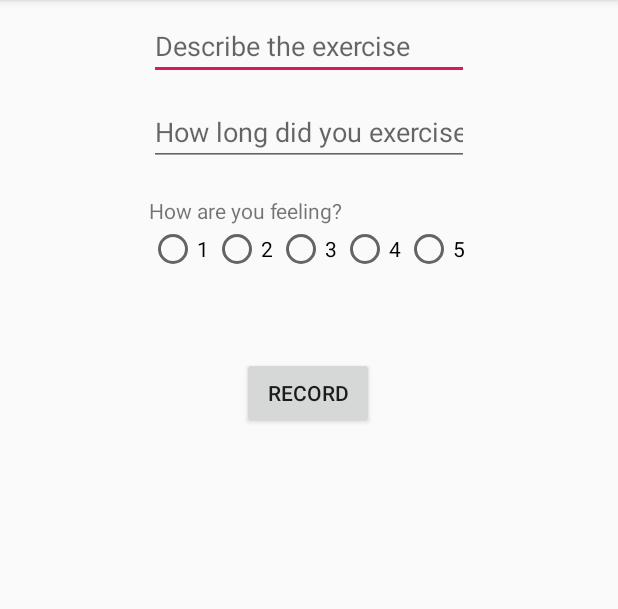
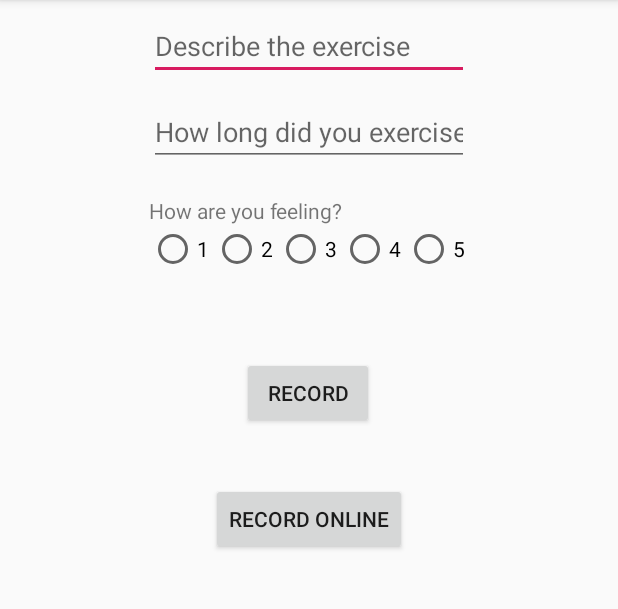
Before and after one commit to MichaelJahns/Health-Tracker, an Android app: the screen it shows after launch (diaryActivity), after a tap on "RECORD", on a phone screen of 412 x 824 dp, the part 84-693 px from its top. Run offline under Robolectric (Android 15) with nearby library versions, the phone set to English and light mode, and no system bars; our stand-ins replace Room's generated code.

```diff
--- a/app/build.gradle
+++ b/app/build.gradle
@@ -34,4 +34,8 @@ dependencies {
     testImplementation 'junit:junit:4.12'
     androidTestImplementation 'androidx.test:runner:1.1.1'
     androidTestImplementation 'androidx.test.espresso:espresso-core:3.1.1'
+
+    //RetrofitFactory
+    implementation 'com.squareup.retrofit2:retrofit:2.5.0'
+    implementation 'com.squareup.retrofit2:converter-gson:2.5.0'
 }
--- a/app/src/main/AndroidManifest.xml
+++ b/app/src/main/AndroidManifest.xml
@@ -3,6 +3,7 @@
     package="com.example.healthtracker">
 
     <uses-permission android:name="android.permission.RECORD_AUDIO" />
+    <uses-permission android:name="android.permission.INTERNET" />
 
     <application
         android:allowBackup="true"
@@ -10,7 +11,8 @@
         android:label="@string/app_name"
         android:roundIcon="@mipmap/ic_launcher_round"
         android:supportsRtl="true"
-        android:theme="@style/AppTheme">
+        android:theme="@style/AppTheme"
+        android:usesCleartextTraffic="true">
         <activity android:name=".preferencesActivity"></activity>
         <activity android:name=".streamEntryActivity" />
         <activity android:name=".carouselActivity" />
--- a/app/src/main/java/com/example/healthtracker/EntryDatabase.java
+++ b/app/src/main/java/com/example/healthtracker/EntryDatabase.java
@@ -3,6 +3,9 @@ package com.example.healthtracker;
 import androidx.room.Database;
 import androidx.room.RoomDatabase;
 
+import com.example.healthtracker.backend.Entry;
+import com.example.healthtracker.backend.EntryDAO;
+
 @Database(entities = {Entry.class}, version = 1)
 public abstract class EntryDatabase extends RoomDatabase {
     public abstract EntryDAO entryDAO();
--- a/app/src/main/java/com/example/healthtracker/EntryLayoutAdapter.java
+++ b/app/src/main/java/com/example/healthtracker/EntryLayoutAdapter.java
@@ -7,6 +7,8 @@ import android.widget.TextView;
 
 import androidx.annotation.NonNull;
 import androidx.recyclerview.widget.RecyclerView;
+
+import com.example.healthtracker.backend.Entry;
 
 import java.util.List;
 
--- /dev/null
+++ b/app/src/main/java/com/example/healthtracker/backend/APIUtilities.java
@@ -0,0 +1,11 @@
+package com.example.healthtracker.backend;
+
+public class APIUtilities {
+    private APIUtilities(){}
+
+    public static final String BASE_URL = "http://10.0.2.2:8080/";
+
+    public static EntryService getEntryService(){
+        return RetrofitFactory.getRetrofit(BASE_URL).create(EntryService.class);
+    }
+}
--- a/app/src/main/java/com/example/healthtracker/Entry.java
+++ b/app/src/main/java/com/example/healthtracker/backend/Entry.java
@@ -1,4 +1,4 @@
-package com.example.healthtracker;
+package com.example.healthtracker.backend;
 
 import androidx.room.Entity;
 import androidx.room.Ignore;
--- a/app/src/main/java/com/example/healthtracker/EntryDAO.java
+++ b/app/src/main/java/com/example/healthtracker/backend/EntryDAO.java
@@ -1,11 +1,12 @@
-package com.example.healthtracker;
+package com.example.healthtracker.backend;
 
 import androidx.room.Dao;
 import androidx.room.Delete;
-import androidx.room.Index;
 import androidx.room.Insert;
 import androidx.room.Query;
 import androidx.room.Update;
+
+import com.example.healthtracker.backend.Entry;
 
 import java.util.List;
 
--- /dev/null
+++ b/app/src/main/java/com/example/healthtracker/backend/EntryService.java
@@ -0,0 +1,15 @@
+package com.example.healthtracker.backend;
+
+import retrofit2.Call;
+import retrofit2.http.Field;
+import retrofit2.http.FormUrlEncoded;
+import retrofit2.http.POST;
+
+public interface EntryService {
+    @POST("entry")
+    @FormUrlEncoded
+    Call<Void> createEntry(
+            @Field("description") String description,
+            @Field("length") String length,
+            @Field("mood") int mood);
+}
--- /dev/null
+++ b/app/src/main/java/com/example/healthtracker/backend/RetrofitFactory.java
@@ -0,0 +1,20 @@
+package com.example.healthtracker.backend;
+
+import retrofit2.Retrofit;
+import retrofit2.converter.gson.GsonConverterFactory;
+
+public class RetrofitFactory {
+
+    private static Retrofit retrofit = null;
+
+    public static Retrofit getRetrofit(String baseURL) {
+        if (retrofit == null) {
+            retrofit = new Retrofit.Builder()
+                    .baseUrl(baseURL)
+                    .addConverterFactory(GsonConverterFactory.create())
+                    .build();
+        }
+        return retrofit;
+    }
+
+}
--- a/app/src/main/java/com/example/healthtracker/diaryActivity.java
+++ b/app/src/main/java/com/example/healthtracker/diaryActivity.java
@@ -1,7 +1,10 @@
 package com.example.healthtracker;
 
 import android.os.Bundle;
+import android.text.TextUtils;
+import android.util.Log;
 import android.view.View;
+import android.widget.Button;
 import android.widget.EditText;
 import android.widget.RadioButton;
 import android.widget.RadioGroup;
@@ -9,8 +12,17 @@ import android.widget.RadioGroup;
 import androidx.appcompat.app.AppCompatActivity;
 import androidx.room.Room;
 
+import com.example.healthtracker.backend.APIUtilities;
+import com.example.healthtracker.backend.Entry;
+import com.example.healthtracker.backend.EntryService;
+
+import retrofit2.Call;
+import retrofit2.Callback;
+import retrofit2.Response;
+
 public class diaryActivity extends AppCompatActivity {
     EntryDatabase db;
+    private EntryService mEntryService;
 
     @Override
     protected void onCreate(Bundle savedInstanceState) {
@@ -24,6 +36,43 @@ public class diaryActivity extends AppCompatActivity {
                 .allowMainThreadQueries()
                 .fallbackToDestructiveMigration()
                 .build();
+
+        Button onlineSubmit = findViewById(R.id.diarySpringSubmit);
+        final EditText describeBox = findViewById(R.id.diaryDescription);
+        final EditText lengthBox = findViewById(R.id.diaryLength);
+        final RadioGroup radioMood = findViewById(R.id.diaryMood);
+
+        mEntryService = APIUtilities.getEntryService();
+
+        onlineSubmit.setOnClickListener(new View.OnClickListener() {
+            @Override
+            public void onClick(View v) {
+                final RadioButton active = findViewById(radioMood.getCheckedRadioButtonId());
+
+                String description = describeBox.getText().toString().trim();
+                String length = lengthBox.getText().toString().trim();
+                int mood = Integer.parseInt(active.getText().toString());
+
+                if(!TextUtils.isEmpty(description) && !TextUtils.isEmpty(length) && 0 < mood && mood < 6){
+                    sendPost(description, length, mood);
+                }
+            }
+        });
+    }
+
+    public void sendPost(String description, String length, int mood) {
+        mEntryService.createEntry(description, length, mood).enqueue(new Callback<Void>() {
+            @Override
+            public void onResponse(Call<Void> call, Response<Void> response) {
+                Log.e("RETROFIT", "POST sent to SERVER" + response.body());
+
+            }
+            @Override
+            public void onFailure(Call<Void> call, Throwable t) {
+                Log.e("RETROFIT", "Unable to submit post to API.", t);
+
+            }
+        });
     }
 
     public void onExerciseRecord(View view) {
@@ -39,4 +88,6 @@ public class diaryActivity extends AppCompatActivity {
 
         db.entryDAO().add(entry);
     }
+
+
 }
--- a/app/src/main/java/com/example/healthtracker/streamEntryActivity.java
+++ b/app/src/main/java/com/example/healthtracker/streamEntryActivity.java
@@ -7,7 +7,8 @@ import androidx.room.Room;
 
 import android.os.Bundle;
 
-import java.util.ArrayList;
+import com.example.healthtracker.backend.Entry;
+
 import java.util.List;
 
 public class streamEntryActivity extends AppCompatActivity {
--- a/app/src/main/res/layout/activity_diary.xml
+++ b/app/src/main/res/layout/activity_diary.xml
@@ -108,4 +108,15 @@
         app:layout_constraintHorizontal_bias="0.496"
         app:layout_constraintStart_toStartOf="@+id/diaryMood"
         app:layout_constraintTop_toBottomOf="@+id/diaryMood" />
+
+    <Button
+        android:id="@+id/diarySpringSubmit"
+        android:layout_width="wrap_content"
+        android:layout_height="wrap_content"
+        android:layout_marginTop="36dp"
+        android:text="Record Online"
+        app:layout_constraintEnd_toEndOf="@+id/diarySubmit"
+        app:layout_constraintHorizontal_bias="0.488"
+        app:layout_constraintStart_toStartOf="@+id/diarySubmit"
+        app:layout_constraintTop_toBottomOf="@+id/diarySubmit" />
 </androidx.constraintlayout.widget.ConstraintLayout>
```
